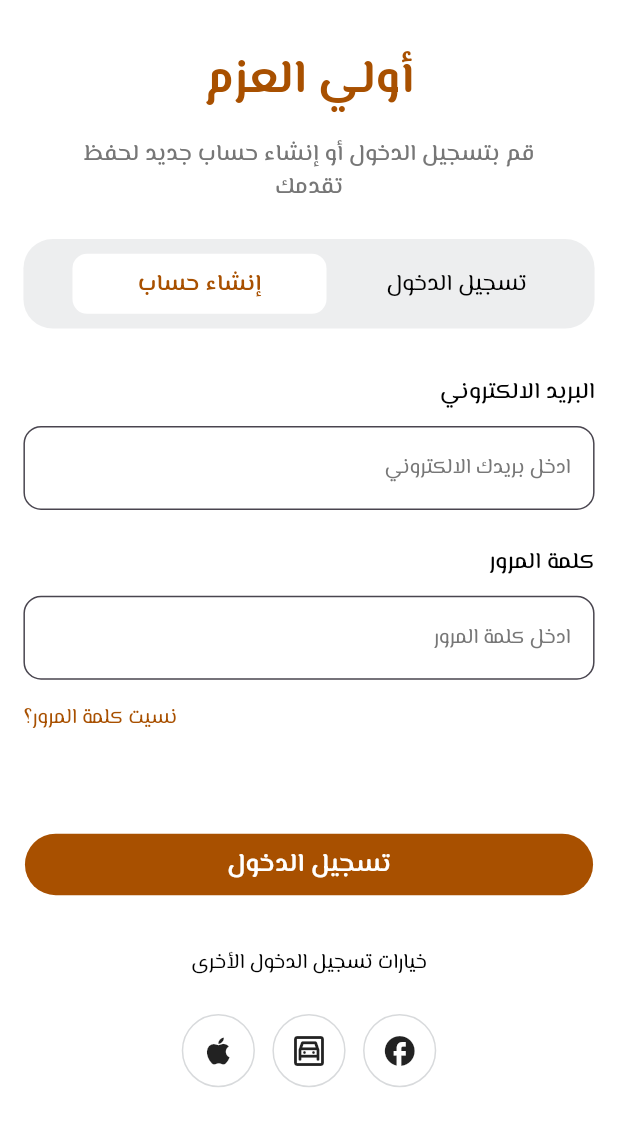
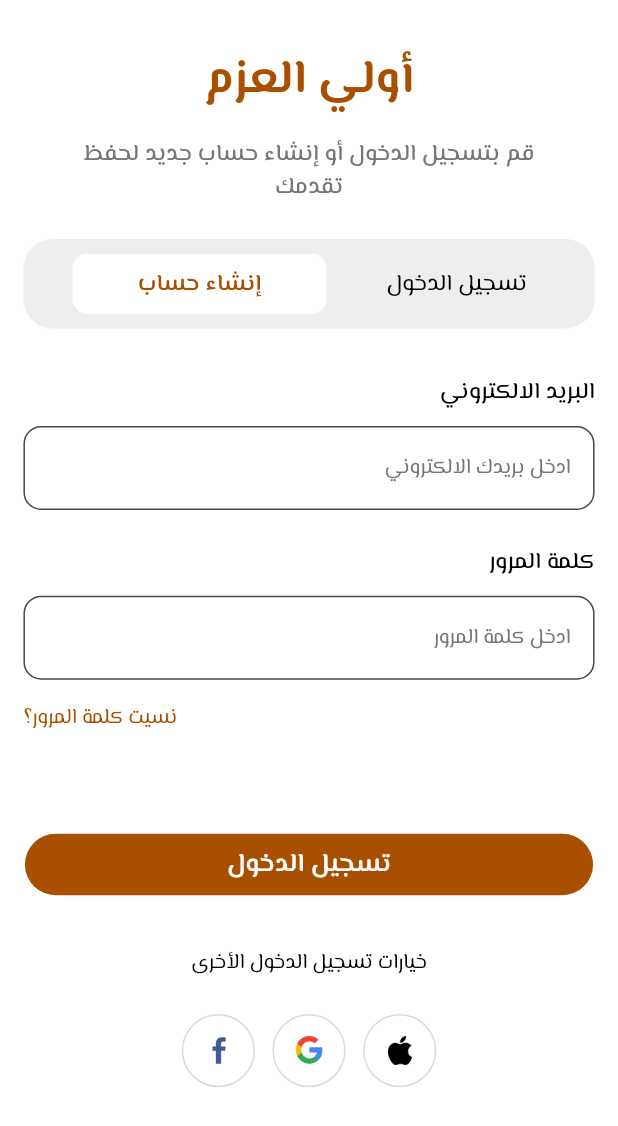
Before and after one commit to Omar20041223/Quran, a Flutter app: the RegisterView screen opened by its route, on a phone screen of 412 x 824 dp. Shown: the top 1126 px of the screen. Run offline on Flutter 3.47's test engine with Material 3 defaults, Android fonts, the phone set to English and light mode, and no system bars; our stand-ins replace flutter_screenutil, go_router, google_fonts.

Commit message:
complete register tail

```diff
--- a/lib/features/auth/presentation/views/widgets/register_tail.dart
+++ b/lib/features/auth/presentation/views/widgets/register_tail.dart
@@ -11,48 +11,31 @@ class RegisterTail extends StatelessWidget {
         32.verticalSpace,
         Text("خيارات تسجيل الدخول الأخرى",style: Styles.textStyle14W400Black,),
         24.verticalSpace,
-        // todo change icons and extract widgets
         Row(
           mainAxisAlignment: MainAxisAlignment.center,
           children: [
-            Container(
-              height: 50.r,
-              width: 50.r,
-              decoration:  BoxDecoration(
-                shape:  BoxShape.circle,
-                border: Border.all(
-                  color: const Color(0xffD8DADC)
-                )
-              ),
-              child: Icon(Icons.apple),
-            ),
+            _container(image: "assets/images/facebook_icon.png"),
             11.horizontalSpace,
-            Container(
-              height: 50.r,
-              width: 50.r,
-              decoration:  BoxDecoration(
-                shape:  BoxShape.circle,
-                border: Border.all(
-                  color: const Color(0xffD8DADC)
-                )
-              ),
-              child: Icon(Icons.garage_outlined),
-            ),
+            _container(image: "assets/images/google_icon.png"),
             11.horizontalSpace,
-            Container(
-              height: 50.r,
-              width: 50.r,
-              decoration:  BoxDecoration(
-                shape:  BoxShape.circle,
-                border: Border.all(
-                  color: const Color(0xffD8DADC)
-                )
-              ),
-              child: Icon(Icons.facebook),
-            ),
+            _container(image: "assets/images/apple_icon.png"),
           ],
         )
       ],
     );
   }
+  Widget _container({required String image}) {
+    return Container(
+      height: 50.r,
+      width: 50.r,
+      decoration:  BoxDecoration(
+          shape:  BoxShape.circle,
+          border: Border.all(
+              color: const Color(0xffD8DADC)
+          )
+      ),
+      child: Center(child: Image.asset(image,width: 20.w,height: 20.h,)),
+    );
+  }
+
 }
```
Also changed, not shown: assets/images/apple_icon.png (added), assets/images/facebook_icon.png (added), assets/images/google_icon.png (added).
